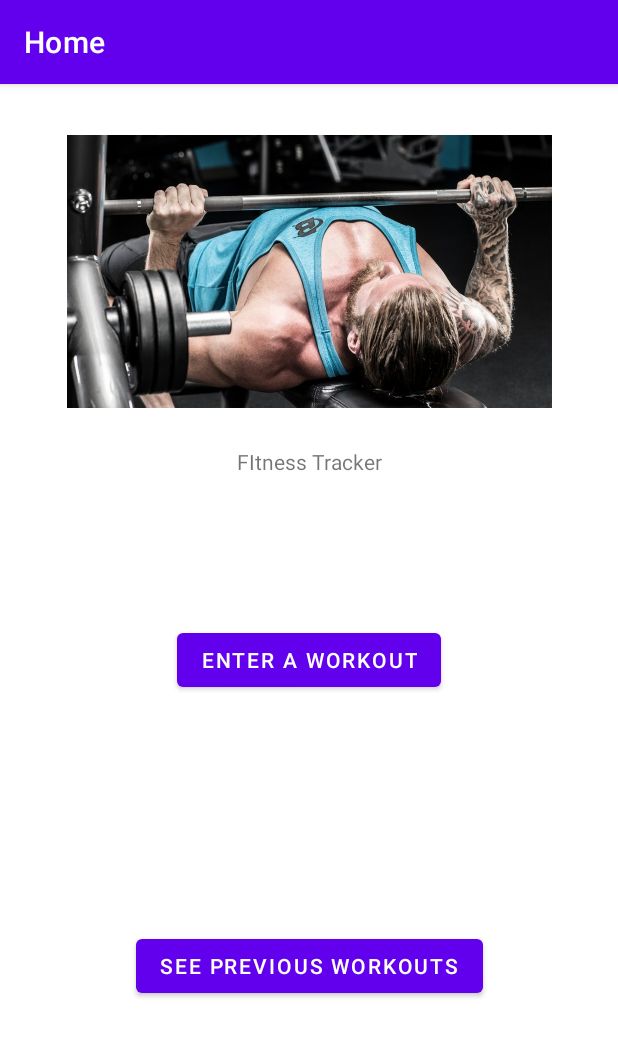
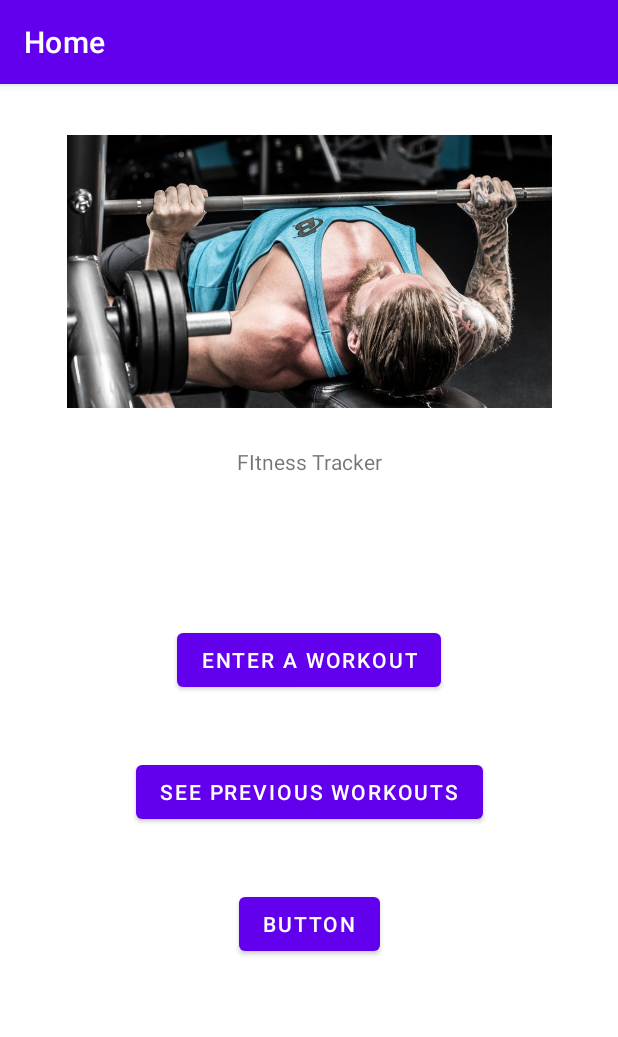
Before and after one commit to JTBarn1/Workout-Tracker, an Android app: the screen it shows after launch (MainActivity), on a phone screen of 412 x 824 dp. Shown: the top 1037 px of the screen. Run offline under Robolectric (Android 15) with nearby library versions, the phone set to English and light mode, and no system bars.

Commit message:
Added a one rep max calculator

```diff
--- a/app/src/main/res/layout/activity_main.xml
+++ b/app/src/main/res/layout/activity_main.xml
@@ -23,7 +23,7 @@
         android:layout_height="wrap_content"
         android:onClick="viewButtonClick"
         android:text="See Previous Workouts"
-        app:layout_constraintBottom_toBottomOf="parent"
+        android:layout_marginTop="40dp"
         app:layout_constraintEnd_toEndOf="parent"
         app:layout_constraintStart_toStartOf="parent"
         app:layout_constraintTop_toBottomOf="@+id/workoutStart" />
@@ -47,4 +47,15 @@
         app:layout_constraintEnd_toEndOf="parent"
         app:layout_constraintStart_toStartOf="parent"
         app:layout_constraintTop_toBottomOf="@+id/openImage" />
+
+    <Button
+        android:id="@+id/workoutMax"
+        android:layout_width="wrap_content"
+        android:layout_height="wrap_content"
+        android:text="Button"
+        android:layout_marginTop="40dp"
+        android:onClick="MaxClick"
+        app:layout_constraintEnd_toEndOf="parent"
+        app:layout_constraintStart_toStartOf="parent"
+        app:layout_constraintTop_toBottomOf="@+id/workoutView" />
 </androidx.constraintlayout.widget.ConstraintLayout>
```
Also changed, not shown: app/src/main/AndroidManifest.xml (+7 -0 lines), app/src/main/java/com/example/test/MainActivity.java (+4 -0 lines), app/src/main/java/com/example/test/fillOut.java (+0 -2 lines), app/src/main/java/com/example/test/localStore.java (+1 -0 lines), app/src/main/java/com/example/test/oneRepMax.java (added, +61 -0 lines), app/src/main/res/layout/activity_one_rep_max.xml (added, +18 -0 lines).
